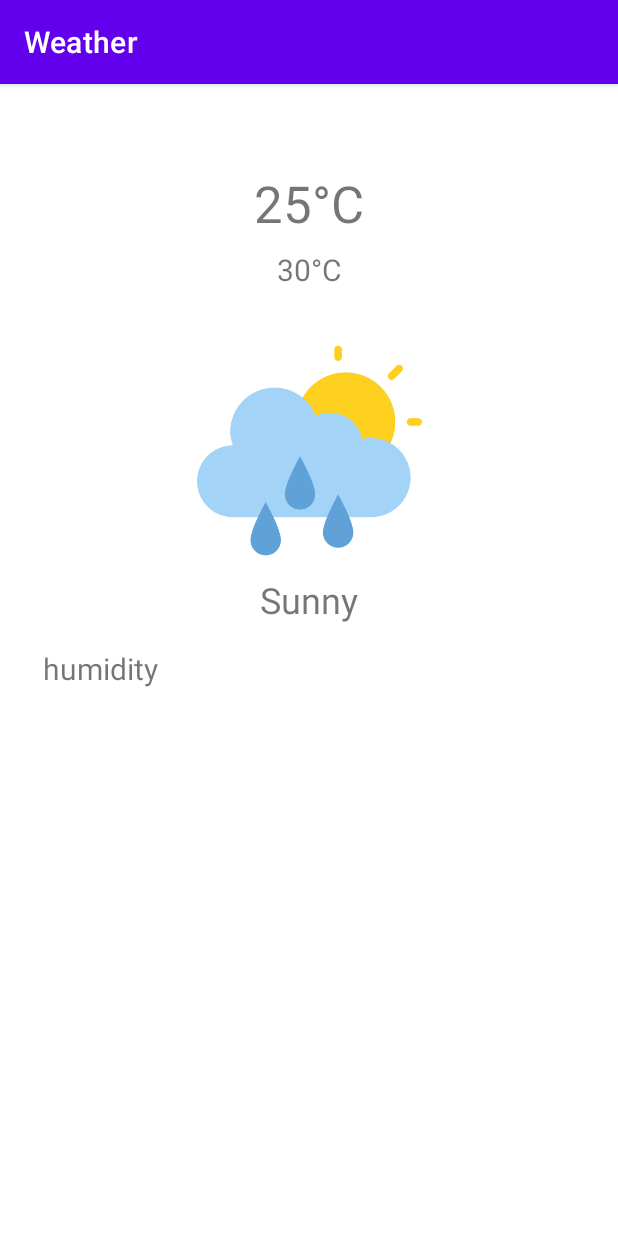
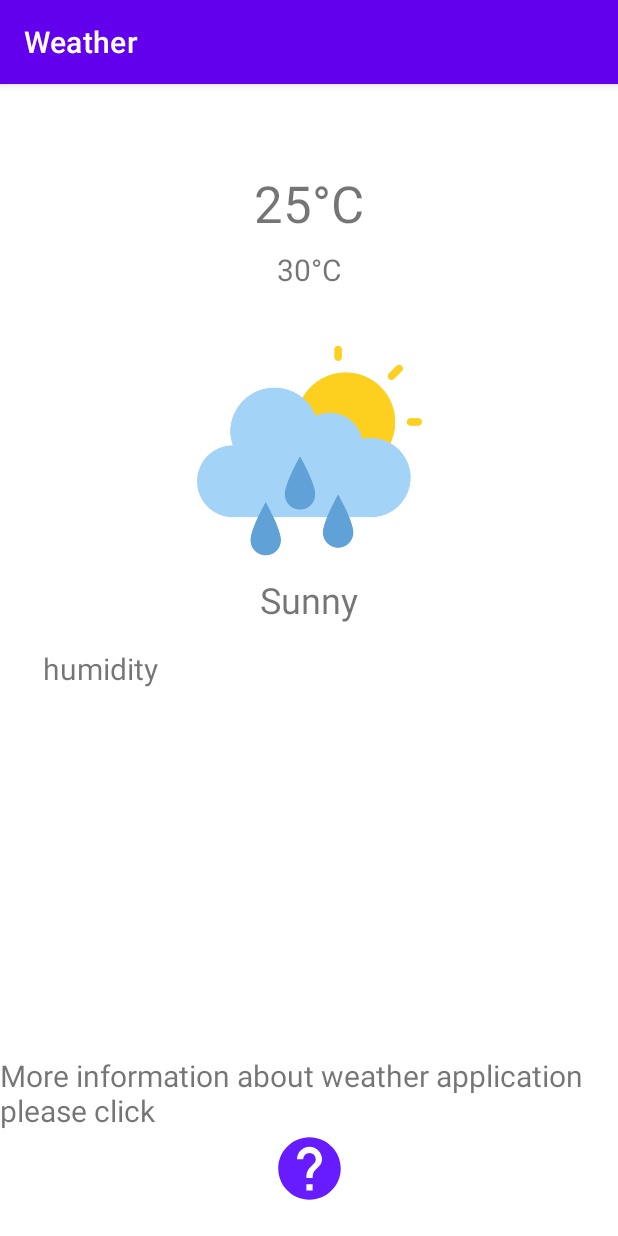
Before and after one commit to csewaseem/synplus, an Android app: the fragment CityScreenFragment shown on its own in the app's theme, on a phone screen of 412 x 824 dp. Run offline under Robolectric (Android 15) with nearby library versions, the light colour scheme and no system bars; 2 statements that could not run were skipped.

Commit message:
Implemented Help screen UI

```diff
--- a/app/src/main/java/com/syncplus/weather/ui/city/CityScreenFragment.java
+++ b/app/src/main/java/com/syncplus/weather/ui/city/CityScreenFragment.java
@@ -7,6 +7,8 @@ import android.view.ViewGroup;
 
 import androidx.annotation.NonNull;
 import androidx.fragment.app.Fragment;
+import androidx.navigation.NavController;
+import androidx.navigation.fragment.NavHostFragment;
 
 import com.syncplus.weather.R;
 import com.syncplus.weather.databinding.FragmentCityBinding;
@@ -19,12 +21,13 @@ import java.util.ArrayList;
 public class CityScreenFragment extends Fragment {
 
     private FragmentCityBinding binding;
-
+    private NavController navController;
     @Override
     public View onCreateView(@NonNull LayoutInflater inflater,
                              ViewGroup container, Bundle savedInstanceState) {
         binding = FragmentCityBinding.inflate(inflater, container, false);
         View root = binding.getRoot();
+        navController = NavHostFragment.findNavController(this);
 
         CityWeather weatherArgs = CityScreenFragmentArgs.fromBundle(getArguments()).getWeatherArg();
         if (weatherArgs != null) {
@@ -54,6 +57,11 @@ public class CityScreenFragment extends Fragment {
             binding.weatherDescriptionText.setText(weather.get(0).description);
 
         }
+
+        binding.helpIcon.setOnClickListener(v -> {
+            navController.navigate(R.id.action_nav_city_screen_to_nav_help_screen);
+        });
+
         return root;
     }
 
--- /dev/null
+++ b/app/src/main/res/drawable/baseline_help_24.xml
@@ -0,0 +1,5 @@
+<vector android:autoMirrored="true" android:height="24dp"
+    android:tint="#671BFF" android:viewportHeight="24"
+    android:viewportWidth="24" android:width="24dp" xmlns:android="http://schemas.android.com/apk/res/android">
+    <path android:fillColor="@android:color/white" android:pathData="M12,2C6.48,2 2,6.48 2,12s4.48,10 10,10 10,-4.48 10,-10S17.52,2 12,2zM13,19h-2v-2h2v2zM15.07,11.25l-0.9,0.92C13.45,12.9 13,13.5 13,15h-2v-0.5c0,-1.1 0.45,-2.1 1.17,-2.83l1.24,-1.26c0.37,-0.36 0.59,-0.86 0.59,-1.41 0,-1.1 -0.9,-2 -2,-2s-2,0.9 -2,2L8,9c0,-2.21 1.79,-4 4,-4s4,1.79 4,4c0,0.88 -0.36,1.68 -0.93,2.25z"/>
+</vector>
--- a/app/src/main/res/layout/fragment_city.xml
+++ b/app/src/main/res/layout/fragment_city.xml
@@ -81,6 +81,25 @@
         app:layout_constraintStart_toStartOf="parent"
         app:layout_constraintTop_toBottomOf="@+id/weatherDescriptionText" />
 
+    <TextView
+        android:id="@+id/help_screen_text"
+        android:layout_width="match_parent"
+        android:layout_height="wrap_content"
+        android:text="@string/help_text"
+        android:textSize="20sp"
+        app:layout_constraintEnd_toEndOf="parent"
+        app:layout_constraintBottom_toTopOf="@+id/helpIcon"
+        app:layout_constraintStart_toStartOf="parent" />
+
+    <ImageView
+        android:id="@+id/helpIcon"
+        android:layout_width="50dp"
+        android:layout_height="50dp"
+        android:layout_marginBottom="20dp"
+        android:src="@drawable/baseline_help_24"
+        app:layout_constraintBottom_toBottomOf="parent"
+        app:layout_constraintEnd_toEndOf="parent"
+        app:layout_constraintStart_toStartOf="parent" />
     <!-- Additional Weather Information -->
     <!-- You can add more TextViews or other UI elements for additional weather information here -->
 
--- /dev/null
+++ b/app/src/main/res/layout/fragment_help.xml
@@ -0,0 +1,6 @@
+<?xml version="1.0" encoding="utf-8"?>
+<WebView
+xmlns:android="http://schemas.android.com/apk/res/android"
+android:id="@+id/webView"
+android:layout_width="match_parent"
+android:layout_height="match_parent" />
--- a/app/src/main/res/values/strings.xml
+++ b/app/src/main/res/values/strings.xml
@@ -7,9 +7,11 @@
     <string name="nav_header_subtitle">android.studio@android.com</string>
     <string name="nav_header_desc">Navigation header</string>
     <string name="action_settings">Settings</string>
+    <string name="help">Help</string>
 
     <string name="delete">delete</string>
     <string name="location">Location</string>
+    <string name="help_text">More information about weather application please click</string>
     <string name="menu_slideshow">Slideshow</string>
     <string name="menu_settings">Settings</string>
 
```
Also changed, not shown: app/src/main/java/com/syncplus/weather/ui/city/HelpScreenFragment.java (added, +38 -0 lines), app/src/main/res/navigation/mobile_navigation.xml (+8 -1 lines).
